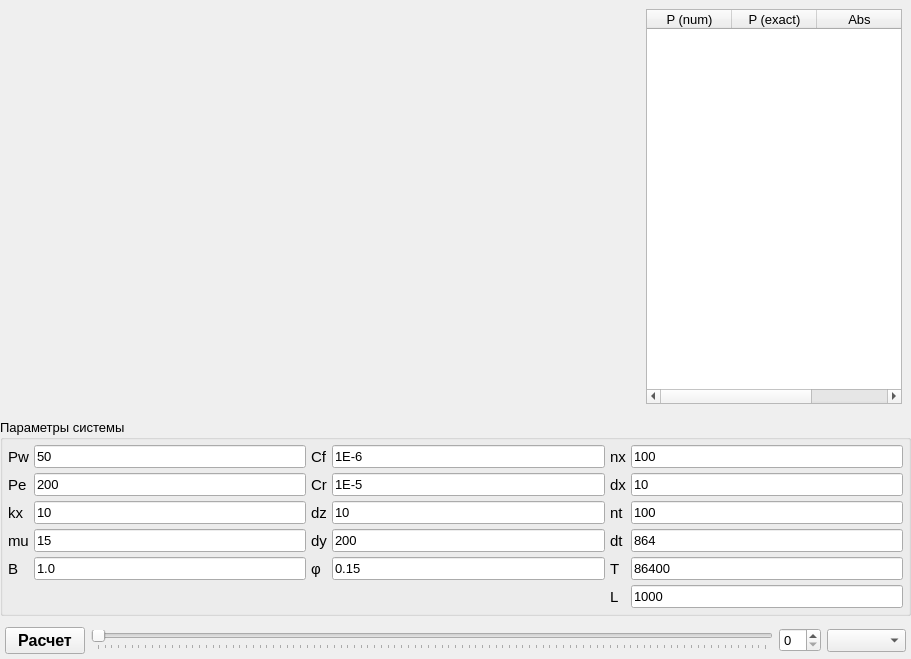
Before: the Qt Designer form mainwindow.ui in DIYAROVDR/RFS, drawn with Qt 5.
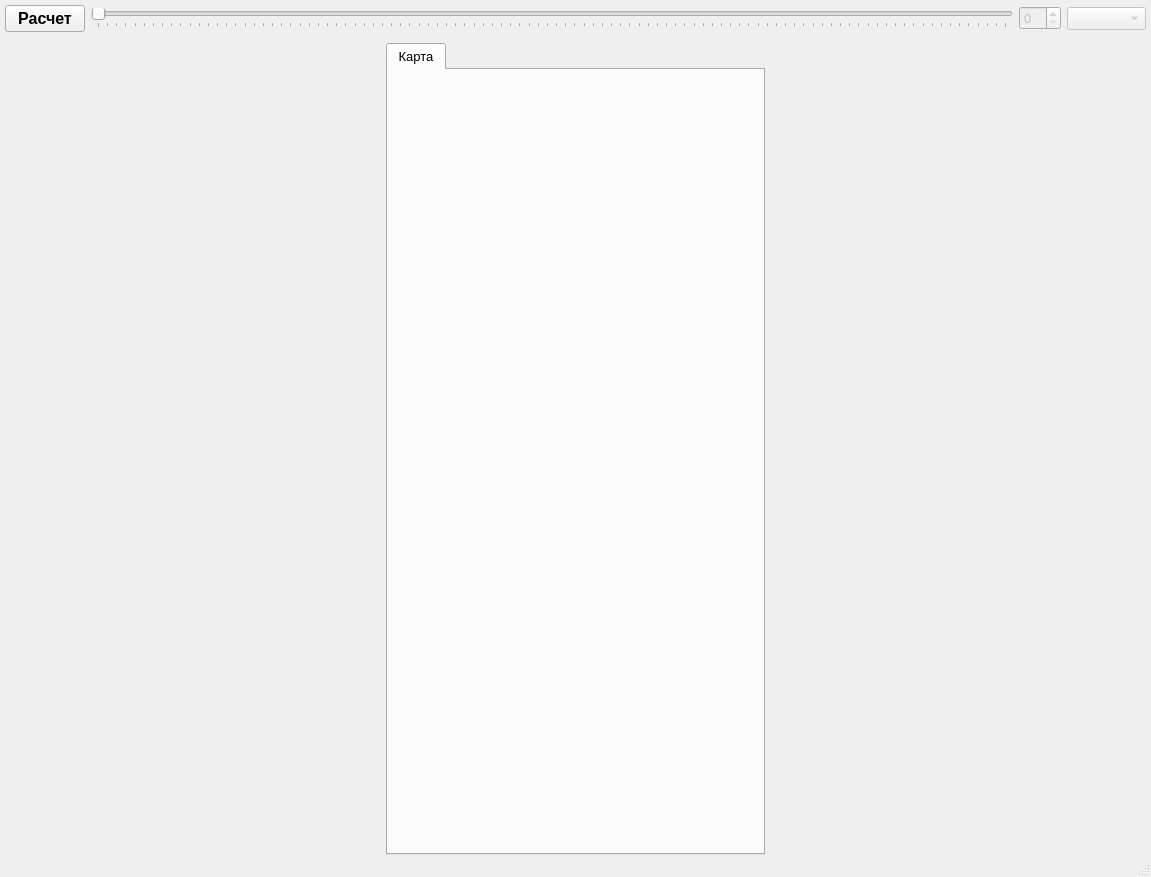
After: the same form once the commit is applied. Custom widgets are drawn as their Qt base class.

```diff
--- a/mainwindow.ui
+++ b/mainwindow.ui
@@ -6,8 +6,8 @@
    <rect>
     <x>0</x>
     <y>0</y>
-    <width>911</width>
-    <height>659</height>
+    <width>1151</width>
+    <height>877</height>
    </rect>
   </property>
   <property name="font">
@@ -33,476 +33,6 @@
     <property name="bottomMargin">
      <number>0</number>
     </property>
-    <item>
-     <widget class="QWidget" name="widget_field" native="true">
-      <property name="sizePolicy">
-       <sizepolicy hsizetype="Preferred" vsizetype="Expanding">
-        <horstretch>0</horstretch>
-        <verstretch>1</verstretch>
-       </sizepolicy>
-      </property>
-      <layout class="QHBoxLayout" name="horizontalLayout">
-       <item>
-        <widget class="QCustomPlot" name="plot" native="true">
-         <property name="sizePolicy">
-          <sizepolicy hsizetype="Expanding" vsizetype="Expanding">
-           <horstretch>1</horstretch>
-           <verstretch>0</verstretch>
-          </sizepolicy>
-         </property>
-        </widget>
-       </item>
-       <item>
-        <widget class="QTableWidget" name="data">
-         <property name="editTriggers">
-          <set>QAbstractItemView::NoEditTriggers</set>
-         </property>
-         <property name="alternatingRowColors">
-          <bool>true</bool>
-         </property>
-         <property name="selectionMode">
-          <enum>QAbstractItemView::NoSelection</enum>
-         </property>
-         <attribute name="horizontalHeaderMinimumSectionSize">
-          <number>37</number>
-         </attribute>
-         <attribute name="horizontalHeaderDefaultSectionSize">
-          <number>85</number>
-         </attribute>
-         <attribute name="verticalHeaderVisible">
-          <bool>false</bool>
-         </attribute>
-         <column>
-          <property name="text">
-           <string>P (num)</string>
-          </property>
-         </column>
-         <column>
-          <property name="text">
-           <string>P (exact)</string>
-          </property>
-         </column>
-         <column>
-          <property name="text">
-           <string>Abs</string>
-          </property>
-         </column>
-        </widget>
-       </item>
-      </layout>
-     </widget>
-    </item>
-    <item>
-     <layout class="QHBoxLayout" name="horizontalLayout_2">
-      <property name="leftMargin">
-       <number>0</number>
-      </property>
-      <item>
-       <widget class="QGroupBox" name="groupBox_3">
-        <property name="sizePolicy">
-         <sizepolicy hsizetype="Expanding" vsizetype="Fixed">
-          <horstretch>1</horstretch>
-          <verstretch>0</verstretch>
-         </sizepolicy>
-        </property>
-        <property name="title">
-         <string>Параметры системы</string>
-        </property>
-        <layout class="QGridLayout" name="gridLayout_3">
-         <property name="leftMargin">
-          <number>5</number>
-         </property>
-         <property name="topMargin">
-          <number>5</number>
-         </property>
-         <property name="rightMargin">
-          <number>5</number>
-         </property>
-         <property name="bottomMargin">
-          <number>5</number>
-         </property>
-         <property name="spacing">
-          <number>5</number>
-         </property>
-         <item row="4" column="4">
-          <widget class="QLineEdit" name="edt_fi">
-           <property name="text">
-            <string>0.15</string>
-           </property>
-          </widget>
-         </item>
-         <item row="4" column="2">
-          <widget class="QLineEdit" name="edt_b">
-           <property name="text">
-            <string>1.0</string>
-           </property>
-          </widget>
-         </item>
-         <item row="3" column="0">
-          <widget class="QLabel" name="label_7">
-           <property name="font">
-            <font>
-             <family>Segoe UI</family>
-             <pointsize>11</pointsize>
-            </font>
-           </property>
-           <property name="text">
-            <string>mu</string>
-           </property>
-          </widget>
-         </item>
-         <item row="2" column="6">
-          <widget class="QLineEdit" name="edt_nt">
-           <property name="text">
-            <string>100</string>
-           </property>
-          </widget>
-         </item>
-         <item row="3" column="5">
-          <widget class="QLabel" name="label_3">
-           <property name="sizePolicy">
-            <sizepolicy hsizetype="Fixed" vsizetype="Preferred">
-             <horstretch>0</horstretch>
-             <verstretch>0</verstretch>
-            </sizepolicy>
-           </property>
-           <property name="font">
-            <font>
-             <family>Segoe UI</family>
-             <pointsize>11</pointsize>
-            </font>
-           </property>
-           <property name="text">
-            <string>dt</string>
-           </property>
-          </widget>
-         </item>
-         <item row="0" column="5">
-          <widget class="QLabel" name="label_1">
-           <property name="sizePolicy">
-            <sizepolicy hsizetype="Fixed" vsizetype="Preferred">
-             <horstretch>0</horstretch>
-             <verstretch>0</verstretch>
-            </sizepolicy>
-           </property>
-           <property name="font">
-            <font>
-             <family>Segoe UI</family>
-             <pointsize>11</pointsize>
-            </font>
-           </property>
-           <property name="text">
-            <string>nx</string>
-           </property>
-          </widget>
-         </item>
-         <item row="0" column="4">
-          <widget class="QLineEdit" name="edt_cf">
-           <property name="text">
-            <string>1E-6</string>
-           </property>
-          </widget>
-         </item>
-         <item row="2" column="2">
-          <widget class="QLineEdit" name="edt_kx">
-           <property name="text">
-            <string>10</string>
-           </property>
-          </widget>
-         </item>
-         <item row="1" column="5">
-          <widget class="QLabel" name="label_2">
-           <property name="sizePolicy">
-            <sizepolicy hsizetype="Fixed" vsizetype="Preferred">
-             <horstretch>0</horstretch>
-             <verstretch>0</verstretch>
-            </sizepolicy>
-           </property>
-           <property name="font">
-            <font>
-             <family>Segoe UI</family>
-             <pointsize>11</pointsize>
-            </font>
-           </property>
-           <property name="text">
-            <string>dx</string>
-           </property>
-          </widget>
-         </item>
-         <item row="3" column="2">
-          <widget class="QLineEdit" name="edt_mu">
-           <property name="text">
-            <string>15</string>
-           </property>
-          </widget>
-         </item>
-         <item row="0" column="6">
-          <widget class="QLineEdit" name="edt_nx">
-           <property name="sizePolicy">
-            <sizepolicy hsizetype="Expanding" vsizetype="Fixed">
-             <horstretch>0</horstretch>
-             <verstretch>0</verstretch>
-            </sizepolicy>
-           </property>
-           <property name="text">
-            <string>100</string>
-           </property>
-          </widget>
-         </item>
-         <item row="4" column="3">
-          <widget class="QLabel" name="label_9">
-           <property name="font">
-            <font>
-             <family>Segoe UI</family>
-             <pointsize>11</pointsize>
-            </font>
-           </property>
-           <property name="text">
-            <string>φ</string>
-           </property>
-          </widget>
-         </item>
-         <item row="0" column="3">
-          <widget class="QLabel" name="label_13">
-           <property name="font">
-            <font>
-             <family>Segoe UI</family>
-             <pointsize>11</pointsize>
-            </font>
-           </property>
-           <property name="text">
-            <string>Cf</string>
-           </property>
-          </widget>
-         </item>
-         <item row="1" column="4">
-          <widget class="QLineEdit" name="edt_cr">
-           <property name="text">
-            <string>1E-5</string>
-           </property>
-          </widget>
-         </item>
-         <item row="2" column="5">
-          <widget class="QLabel" name="label_16">
-           <property name="sizePolicy">
-            <sizepolicy hsizetype="Fixed" vsizetype="Preferred">
-             <horstretch>0</horstretch>
-             <verstretch>0</verstretch>
-            </sizepolicy>
-           </property>
-           <property name="font">
-            <font>
-             <family>Segoe UI</family>
-             <pointsize>11</pointsize>
-            </font>
-           </property>
-           <property name="text">
-            <string>nt</string>
-           </property>
-          </widget>
-         </item>
-         <item row="0" column="2">
-          <widget class="QLineEdit" name="edt_pw">
-           <property name="text">
-            <string>50</string>
-           </property>
-          </widget>
-         </item>
-         <item row="1" column="2">
-          <widget class="QLineEdit" name="edt_pe">
-           <property name="text">
-            <string>200</string>
-           </property>
-          </widget>
-         </item>
-         <item row="2" column="0">
-          <widget class="QLabel" name="label_6">
-           <property name="font">
-            <font>
-             <family>Segoe UI</family>
-             <pointsize>11</pointsize>
-            </font>
-           </property>
-           <property name="text">
-            <string>kx</string>
-           </property>
-          </widget>
-         </item>
-         <item row="0" column="0">
-          <widget class="QLabel" name="label">
-           <property name="font">
-            <font>
-             <family>Segoe UI</family>
-             <pointsize>11</pointsize>
-            </font>
-           </property>
-           <property name="text">
-            <string>Pw</string>
-           </property>
-          </widget>
-         </item>
-         <item row="1" column="6">
-          <widget class="QLineEdit" name="edt_dx">
-           <property name="sizePolicy">
-            <sizepolicy hsizetype="Expanding" vsizetype="Fixed">
-             <horstretch>0</horstretch>
-             <verstretch>0</verstretch>
-            </sizepolicy>
-           </property>
-           <property name="text">
-            <string>10</string>
-           </property>
-          </widget>
-         </item>
-         <item row="1" column="3">
-          <widget class="QLabel" name="label_12">
-           <property name="font">
-            <font>
-             <family>Segoe UI</family>
-             <pointsize>11</pointsize>
-            </font>
-           </property>
-           <property name="text">
-            <string>Cr</string>
-           </property>
-          </widget>
-         </item>
-         <item row="4" column="0">
-          <widget class="QLabel" name="label_8">
-           <property name="font">
-            <font>
-             <family>Segoe UI</family>
-             <pointsize>11</pointsize>
-            </font>
-           </property>
-           <property name="text">
-            <string>B</string>
-           </property>
-          </widget>
-         </item>
-         <item row="1" column="0">
-          <widget class="QLabel" name="label_5">
-           <property name="font">
-            <font>
-             <family>Segoe UI</family>
-             <pointsize>11</pointsize>
-            </font>
-           </property>
-           <property name="text">
-            <string>Pe</string>
-           </property>
-          </widget>
-         </item>
-         <item row="3" column="6">
-          <widget class="QLineEdit" name="edt_dt">
-           <property name="sizePolicy">
-            <sizepolicy hsizetype="Expanding" vsizetype="Fixed">
-             <horstretch>0</horstretch>
-             <verstretch>0</verstretch>
-            </sizepolicy>
-           </property>
-           <property name="text">
-            <string>864</string>
-           </property>
-          </widget>
-         </item>
-         <item row="4" column="5">
-          <widget class="QLabel" name="label_11">
-           <property name="sizePolicy">
-            <sizepolicy hsizetype="Fixed" vsizetype="Preferred">
-             <horstretch>0</horstretch>
-             <verstretch>0</verstretch>
-            </sizepolicy>
-           </property>
-           <property name="font">
-            <font>
-             <family>Segoe UI</family>
-             <pointsize>11</pointsize>
-            </font>
-           </property>
-           <property name="text">
-            <string>T</string>
-           </property>
-          </widget>
-         </item>
-         <item row="4" column="6">
-          <widget class="QLineEdit" name="edt_T">
-           <property name="text">
-            <string>86400</string>
-           </property>
-          </widget>
-         </item>
-         <item row="5" column="6">
-          <widget class="QLineEdit" name="edt_L">
-           <property name="text">
-            <string>1000</string>
-           </property>
-          </widget>
-         </item>
-         <item row="5" column="5">
-          <widget class="QLabel" name="label_10">
-           <property name="sizePolicy">
-            <sizepolicy hsizetype="Fixed" vsizetype="Preferred">
-             <horstretch>0</horstretch>
-             <verstretch>0</verstretch>
-            </sizepolicy>
-           </property>
-           <property name="font">
-            <font>
-             <family>Segoe UI</family>
-             <pointsize>11</pointsize>
-            </font>
-           </property>
-           <property name="text">
-            <string>L</string>
-           </property>
-          </widget>
-         </item>
-         <item row="2" column="4">
-          <widget class="QLineEdit" name="edt_dz">
-           <property name="text">
-            <string>10</string>
-           </property>
-          </widget>
-         </item>
-         <item row="2" column="3">
-          <widget class="QLabel" name="label_15">
-           <property name="font">
-            <font>
-             <family>Segoe UI</family>
-             <pointsize>11</pointsize>
-            </font>
-           </property>
-           <property name="text">
-            <string>dz</string>
-           </property>
-          </widget>
-         </item>
-         <item row="3" column="4">
-          <widget class="QLineEdit" name="edt_dy">
-           <property name="text">
-            <string>200</string>
-           </property>
-          </widget>
-         </item>
-         <item row="3" column="3">
-          <widget class="QLabel" name="label_14">
-           <property name="font">
-            <font>
-             <family>Segoe UI</family>
-             <pointsize>11</pointsize>
-            </font>
-           </property>
-           <property name="text">
-            <string>dy</string>
-           </property>
-          </widget>
-         </item>
-        </layout>
-       </widget>
-      </item>
-     </layout>
-    </item>
     <item>
      <layout class="QHBoxLayout" name="horizontalLayout_1">
       <property name="leftMargin">
@@ -519,6 +49,9 @@
       </property>
       <item>
        <widget class="QPushButton" name="btn_run">
+        <property name="enabled">
+         <bool>true</bool>
+        </property>
         <property name="font">
          <font>
           <family>Segoe UI</family>
@@ -534,6 +67,9 @@
       </item>
       <item>
        <widget class="QSlider" name="time_slider">
+        <property name="enabled">
+         <bool>false</bool>
+        </property>
         <property name="orientation">
          <enum>Qt::Horizontal</enum>
         </property>
@@ -546,10 +82,125 @@
        </widget>
       </item>
       <item>
-       <widget class="QSpinBox" name="spin_box_current_time_step"/>
+       <widget class="QSpinBox" name="spin_box_current_time_step">
+        <property name="enabled">
+         <bool>false</bool>
+        </property>
+       </widget>
       </item>
       <item>
-       <widget class="QComboBox" name="cmb_solve_steps"/>
+       <widget class="QComboBox" name="cmb_solve_steps">
+        <property name="enabled">
+         <bool>false</bool>
+        </property>
+        <property name="layoutDirection">
+         <enum>Qt::LeftToRight</enum>
+        </property>
+       </widget>
+      </item>
+     </layout>
+    </item>
+    <item>
+     <layout class="QHBoxLayout" name="horizontalLayout_2">
+      <property name="leftMargin">
+       <number>0</number>
+      </property>
+      <property name="topMargin">
+       <number>0</number>
+      </property>
+      <property name="rightMargin">
+       <number>0</number>
+      </property>
+      <item>
+       <widget class="QWidget" name="wgt_tree_field" native="true">
+        <property name="sizePolicy">
+         <sizepolicy hsizetype="Expanding" vsizetype="Expanding">
+          <horstretch>0</horstretch>
+          <verstretch>0</verstretch>
+         </sizepolicy>
+        </property>
+        <property name="minimumSize">
+         <size>
+          <width>0</width>
+          <height>0</height>
+         </size>
+        </property>
+        <layout class="QVBoxLayout" name="verticalLayout_4">
+         <property name="leftMargin">
+          <number>0</number>
+         </property>
+         <property name="topMargin">
+          <number>0</number>
+         </property>
+         <property name="rightMargin">
+          <number>0</number>
+         </property>
+         <property name="bottomMargin">
+          <number>0</number>
+         </property>
+         <item>
+          <layout class="QVBoxLayout" name="vl_tree_field"/>
+         </item>
+        </layout>
+       </widget>
+      </item>
+      <item>
+       <widget class="QTabWidget" name="tabWidget">
+        <property name="sizePolicy">
+         <sizepolicy hsizetype="Expanding" vsizetype="Expanding">
+          <horstretch>0</horstretch>
+          <verstretch>0</verstretch>
+         </sizepolicy>
+        </property>
+        <property name="currentIndex">
+         <number>0</number>
+        </property>
+        <widget class="QWidget" name="tab">
+         <attribute name="title">
+          <string>Карта</string>
+         </attribute>
+        </widget>
+       </widget>
+      </item>
+      <item>
+       <widget class="QWidget" name="wgt_table_field" native="true">
+        <property name="sizePolicy">
+         <sizepolicy hsizetype="Expanding" vsizetype="Expanding">
+          <horstretch>0</horstretch>
+          <verstretch>0</verstretch>
+         </sizepolicy>
+        </property>
+        <property name="minimumSize">
+         <size>
+          <width>0</width>
+          <height>0</height>
+         </size>
+        </property>
+        <layout class="QVBoxLayout" name="verticalLayout_5">
+         <property name="spacing">
+          <number>0</number>
+         </property>
+         <property name="leftMargin">
+          <number>0</number>
+         </property>
+         <property name="topMargin">
+          <number>0</number>
+         </property>
+         <property name="rightMargin">
+          <number>0</number>
+         </property>
+         <property name="bottomMargin">
+          <number>0</number>
+         </property>
+         <item>
+          <layout class="QVBoxLayout" name="vl_table_field">
+           <property name="spacing">
+            <number>6</number>
+           </property>
+          </layout>
+         </item>
+        </layout>
+       </widget>
       </item>
      </layout>
     </item>
@@ -565,15 +216,18 @@
     </rect>
    </property>
   </widget>
+  <widget class="QStatusBar" name="statusBar">
+   <property name="sizePolicy">
+    <sizepolicy hsizetype="Preferred" vsizetype="Preferred">
+     <horstretch>0</horstretch>
+     <verstretch>0</verstretch>
+    </sizepolicy>
+   </property>
+   <property name="statusTip">
+    <string/>
+   </property>
+  </widget>
  </widget>
- <customwidgets>
-  <customwidget>
-   <class>QCustomPlot</class>
-   <extends>QWidget</extends>
-   <header>qcustomplot.h</header>
-   <container>1</container>
-  </customwidget>
- </customwidgets>
  <resources/>
  <connections/>
 </ui>
```
Left out of the diff: 4 changed lines with no effect on the pictures.
